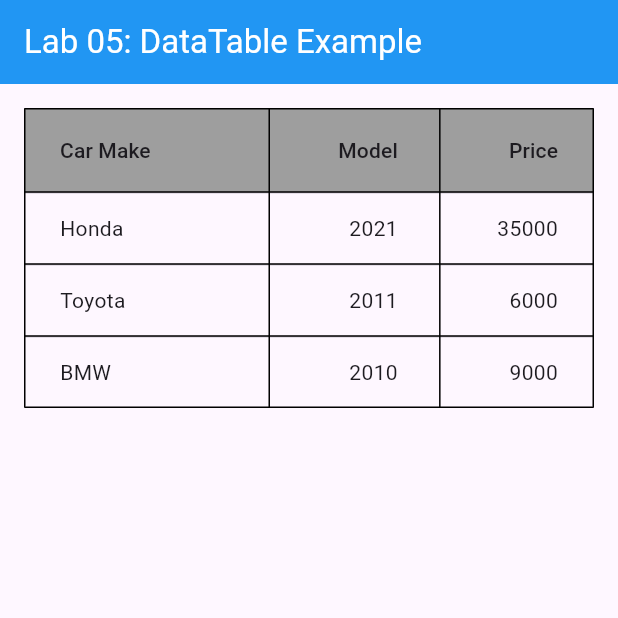
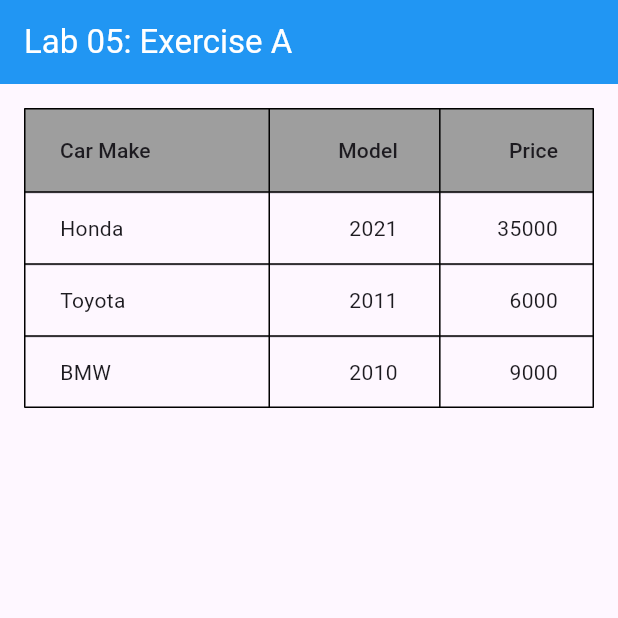
Before and after one commit to damiaqistina/TMA3084_G02_102504_Lab05_Lesson07, a Flutter app: the screen it shows after launch, on a phone screen of 412 x 824 dp, the top half of it. Run offline on Flutter 3.47's test engine with Material 3 defaults, Android fonts, the phone set to English and light mode, and no system bars.

Commit message:
chore: update AppBar title on main

```diff
--- a/data_table_lab/lib/main.dart
+++ b/data_table_lab/lib/main.dart
@@ -42,7 +42,7 @@ class _CarTablePageState extends State<CarTablePage> {
   Widget build(BuildContext context) {
     return Scaffold(
       appBar: AppBar(
-        title: const Text('Lab 05: DataTable Example'),
+        title: const Text('Lab 05: Exercise A'),
         backgroundColor: Colors.blue,
         foregroundColor: Colors.white,
       ),
```
